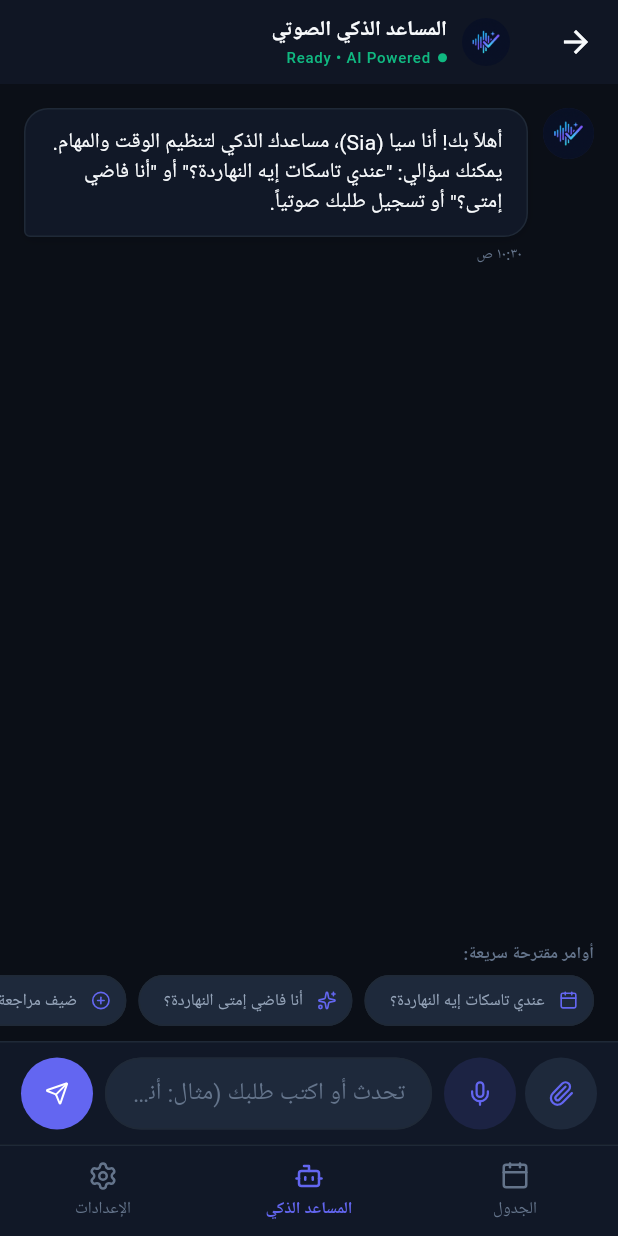
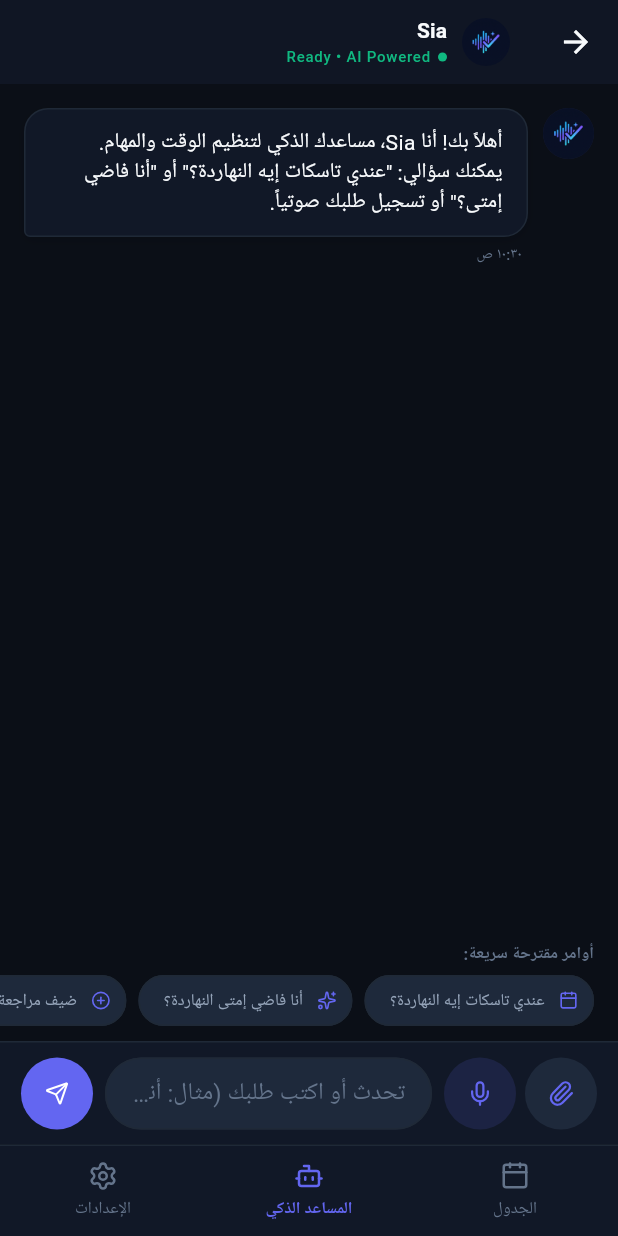
Before and after one commit to Ahmed-iCode/sia-ai-assistant, a Flutter app: the HomeScreen screen opened directly, item 2 of the bottom bar chosen, on a phone screen of 412 x 824 dp. Run offline on Flutter 3.47's test engine with Material 3 defaults, Android fonts, the phone set to English and light mode, and no system bars; drawn by our look-alikes of flutter_markdown; our stand-ins replace dio, file_picker, flutter_local_notifications, flutter_riverpod, google_fonts, lucide_icons_flutter and 3 more; missing offline and left inert: record; accounts and stored records are empty; Roboto replaces fonts that are missing (Cairo).

Commit message:
Standardize branding to Sia across Arabic UI, metadata, and AI prompts

```diff
--- a/app/lib/core/l10n/app_strings.dart
+++ b/app/lib/core/l10n/app_strings.dart
@@ -341,7 +341,7 @@ class AppStrings {
   });
 
   static const AppStrings ar = AppStrings(
-    appTitle: 'سيا',
+    appTitle: 'Sia',
     navSchedule: 'الجدول',
     navAiAssistant: 'المساعد الذكي',
     navSettings: 'الإعدادات',
@@ -407,8 +407,8 @@ class AppStrings {
     stopRepeatingConfirmTitle: 'إيقاف تكرار المهمة',
     stopRepeatingConfirmDesc: 'هل تريد إيقاف تكرار هذه المهمة؟ سيتم مسح المواعيد القادمة مع الاحتفاظ بسجل المواعيد السابقة.',
     stopRepeatingConfirmButton: 'إيقاف ومسح القادم',
-    aiAssistantTitle: 'المساعد الذكي الصوتي',
-    aiWelcomeMessage: 'أهلاً بك! أنا مساعدك الذكي لتنظيم الوقت. يمكنك التحدث معي صوتياً أو كتابياً لتنظيم جدولك، فحص أوقات الفراغ، وتفادي التعارضات.',
+    aiAssistantTitle: 'Sia',
+    aiWelcomeMessage: 'أهلاً بك! أنا Sia، مساعدك الذكي لتنظيم الوقت. يمكنك التحدث معي صوتياً أو كتابياً لتنظيم جدولك، فحص أوقات الفراغ، وتفادي التعارضات.',
     aiTypingHint: 'تحدث أو اكتب طلبك (مثال: أنا فاضي إمتى النهاردة؟)...',
     micHoldToSpeak: 'اضغط للتحدث بالصوت',
     micTapToRecord: 'بدء التسجيل الصوتي',
@@ -468,9 +468,9 @@ class AppStrings {
     userProfileName: 'أحمد سمير',
     userProfileEmail: 'ahmed@example.com',
     loginTitle: 'تسجيل الدخول',
-    loginSubtitle: 'مرحباً بك مجدداً في سيا (Sia)',
+    loginSubtitle: 'مرحباً بك مجدداً في Sia',
     registerTitle: 'إنشاء حساب جديد',
-    registerSubtitle: 'ابدأ تنظيم يومك بذكاء وبصوتك مع سيا',
+    registerSubtitle: 'ابدأ تنظيم يومك بذكاء وبصوتك مع Sia',
     emailLabel: 'البريد الإلكتروني',
     emailHint: 'name@example.com',
     passwordLabel: 'كلمة المرور',
@@ -567,8 +567,8 @@ class AppStrings {
     stopRepeatingConfirmTitle: 'Stop Repeating Task',
     stopRepeatingConfirmDesc: 'Are you sure you want to stop repeating this task? Future uncompleted occurrences will be removed while keeping your past history intact.',
     stopRepeatingConfirmButton: 'Stop & Delete Future',
-    aiAssistantTitle: 'Voice AI Task Assistant',
-    aiWelcomeMessage: 'Welcome! I am your AI Schedule Assistant. You can speak or type to manage tasks, scan free slots, and resolve calendar conflicts seamlessly.',
+    aiAssistantTitle: 'Sia',
+    aiWelcomeMessage: 'Welcome! I am Sia, your AI Schedule Assistant. You can speak or type to manage tasks, scan free slots, and resolve calendar conflicts seamlessly.',
     aiTypingHint: 'Speak or type a request (e.g., When am I free today?)...',
     micHoldToSpeak: 'Press to speak',
     micTapToRecord: 'Start voice recording',
--- a/app/lib/core/services/mock_task_repository.dart
+++ b/app/lib/core/services/mock_task_repository.dart
@@ -309,7 +309,7 @@ class MockTaskRepository implements TaskRepository {
       final proposedTask = TaskModel(
         id: _uuid.v4(),
         title: isArabic ? 'اجتماع طارئ مع الفريق' : 'Team Sync Meeting',
-        description: isArabic ? 'تم طلب حجز موعد عبر المساعد الذكي' : 'Requested via AI Assistant',
+        description: isArabic ? 'تم طلب حجز موعد عبر Sia' : 'Requested via Sia',
         startTime: proposedStart,
         endTime: proposedEnd,
         priority: TaskPriority.high,
@@ -398,8 +398,8 @@ class MockTaskRepository implements TaskRepository {
             ? (lower.contains('كود') ? 'مراجعة الكود البرمجي مع الفريق' : 'مراجعة المهام والأولويات')
             : (lower.contains('code') ? 'Team Code Review Session' : 'Task & Priorities Review'),
         description: isArabic
-            ? 'تمت إضافة المهمة تلقائياً بواسطة المساعد الذكي الصوتي مع تذكير مسبق 30 دقيقة.'
-            : 'Task added automatically by AI Voice Assistant with a 30m prior reminder.',
+            ? 'تمت إضافة المهمة تلقائياً بواسطة Sia مع تذكير مسبق 30 دقيقة.'
+            : 'Task added automatically by Sia with a 30m prior reminder.',
         startTime: start,
         endTime: end,
         priority: TaskPriority.high,
--- a/app/lib/core/services/notification_service.dart
+++ b/app/lib/core/services/notification_service.dart
@@ -12,8 +12,8 @@ import 'rest_task_repository.dart';
 
 class NotificationService {
   static const String channelId = 'sia_task_reminders';
-  static const String channelName = 'تذكيرات المهام | Task Reminders';
-  static const String channelDescription = 'تنبيهات وتذكيرات المهام المجدولة قبل موعدها';
+  static const String channelName = 'تذكيرات Sia | Sia Task Reminders';
+  static const String channelDescription = 'تنبيهات وتذكيرات Sia للمهام المجدولة قبل موعدها';
 
   final FlutterLocalNotificationsPlugin _notificationsPlugin =
       FlutterLocalNotificationsPlugin();
@@ -276,7 +276,7 @@ class NotificationService {
   /// Diagnostics: Fire immediate test notification
   Future<bool> showImmediateTestNotification({
     String title = '🔔 إشعار تجريبي فوري | Sia Test',
-    String body = 'نظام التنبيهات المحلي في تطبيق سيا يعمل بنجاح!',
+    String body = 'نظام التنبيهات المحلي في تطبيق Sia يعمل بنجاح!',
   }) async {
     if (_isTestOrWeb) return false;
     await initialize();
--- a/app/lib/features/ai_assistant/ai_assistant_provider.dart
+++ b/app/lib/features/ai_assistant/ai_assistant_provider.dart
@@ -54,7 +54,7 @@ class AiAssistantNotifier extends Notifier<AiAssistantState> {
       id: _uuid.v4(),
       sender: MessageSender.assistant,
       text: isArabic
-          ? 'أهلاً بك$greetingNameAr! أنا سيا (Sia)، مساعدك الذكي لتنظيم الوقت والمهام. يمكنك سؤالي: "عندي تاسكات إيه النهاردة؟" أو "أنا فاضي إمتى؟" أو تسجيل طلبك صوتياً.'
+          ? 'أهلاً بك$greetingNameAr! أنا Sia، مساعدك الذكي لتنظيم الوقت والمهام. يمكنك سؤالي: "عندي تاسكات إيه النهاردة؟" أو "أنا فاضي إمتى؟" أو تسجيل طلبك صوتياً.'
           : 'Welcome$greetingNameEn! I am Sia, your intelligent AI Task & Schedule Assistant. Ask me "What tasks do I have today?", "When am I free?", or use your voice to schedule.',
       timestamp: DateTime.now(),
     );
@@ -106,8 +106,8 @@ class AiAssistantNotifier extends Notifier<AiAssistantState> {
     final authState = ref.read(authProvider).value;
     if (authState == null || !authState.isAuthenticated) {
       final errText = isArabic
-          ? 'يُرجى تسجيل الدخول أولاً لتتمكن من التحدث مع المساعد الذكي.'
-          : 'Please sign in first to interact with the AI assistant.';
+          ? 'يُرجى تسجيل الدخول أولاً لتتمكن من التحدث مع Sia.'
+          : 'Please sign in first to interact with Sia.';
       final errMessage = ChatMessageModel(
         id: _uuid.v4(),
         sender: MessageSender.assistant,
--- a/app/lib/features/ai_assistant/ai_assistant_view.dart
+++ b/app/lib/features/ai_assistant/ai_assistant_view.dart
@@ -178,6 +178,7 @@ class _AiAssistantViewState extends ConsumerState<AiAssistantView> {
   }
 
   Widget _buildThinkingIndicator(BuildContext context, ThemeData theme, bool isDark) {
+    final isArabic = AppLocalizations.of(context).locale.languageCode == 'ar';
     return Padding(
       padding: const EdgeInsets.only(bottom: 16),
       child: Row(
@@ -201,7 +202,7 @@ class _AiAssistantViewState extends ConsumerState<AiAssistantView> {
                 ),
                 const SizedBox(width: 10),
                 Text(
-                  'AI Thinking...',
+                  isArabic ? 'Sia تفكر...' : 'Sia is thinking...',
                   style: theme.textTheme.labelSmall?.copyWith(
                     color: isDark ? AppColors.darkTextMuted : AppColors.lightTextMuted,
                   ),
```
Also changed, not shown: 7 other files.
